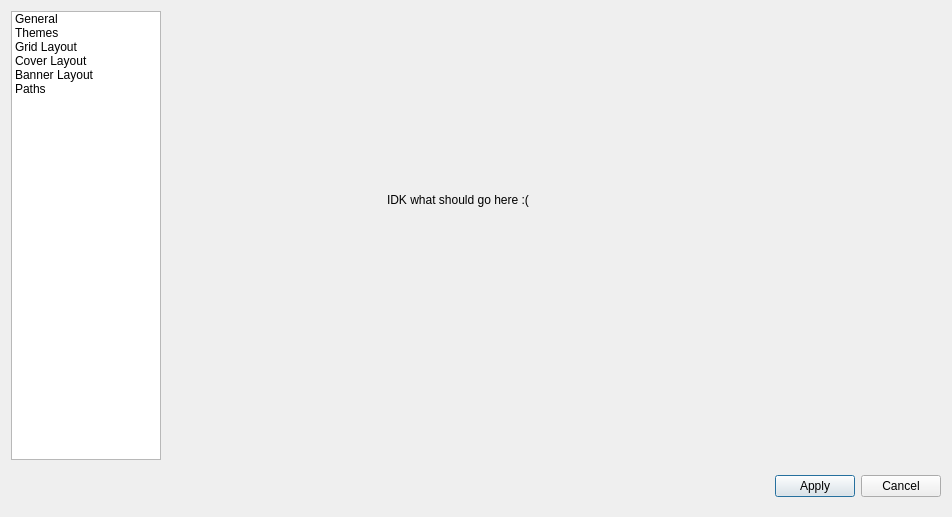
Qt form src/ui/dialog/SettingsDialog.ui (KJNeko/Atlas) before a commit.
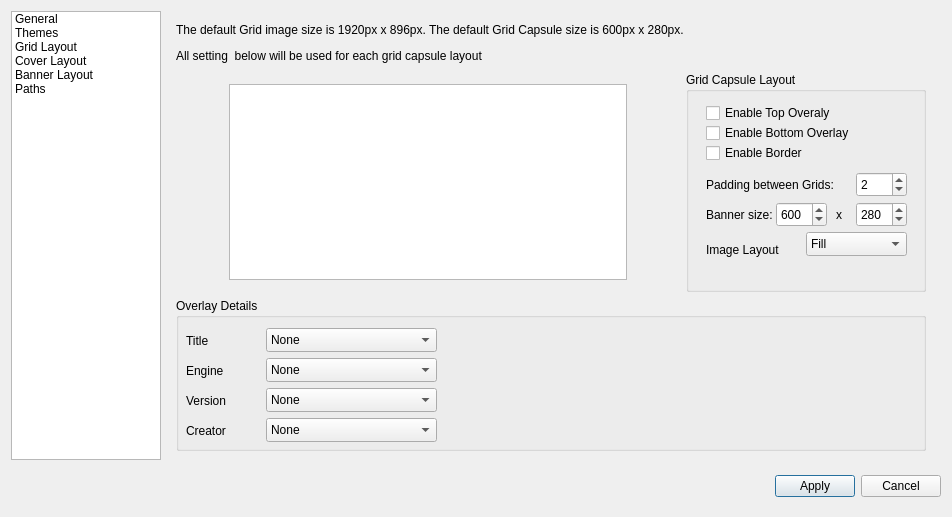
The same form after that commit.

Diff of the .ui file:
```diff
--- a/src/ui/dialog/SettingsDialog.ui
+++ b/src/ui/dialog/SettingsDialog.ui
@@ -16,6 +16,9 @@
   <layout class="QGridLayout" name="gridLayout">
    <item row="3" column="1">
     <widget class="QStackedWidget" name="stackedWidget">
+     <property name="currentIndex">
+      <number>2</number>
+     </property>
      <widget class="QWidget" name="settingsGeneral">
       <widget class="QLabel" name="label_7">
        <property name="geometry">
@@ -31,53 +34,8 @@
        </property>
       </widget>
      </widget>
-     <widget class="QWidget" name="settingsThemes">
-      <layout class="QGridLayout" name="gridLayout_2">
-       <item row="1" column="0">
-        <widget class="QLabel" name="themeLabel">
-         <property name="sizePolicy">
-          <sizepolicy hsizetype="Maximum" vsizetype="Preferred">
-           <horstretch>0</horstretch>
-           <verstretch>0</verstretch>
-          </sizepolicy>
-         </property>
-         <property name="text">
-          <string>Theme:</string>
-         </property>
-        </widget>
-       </item>
-       <item row="1" column="1">
-        <widget class="QComboBox" name="themeBox"/>
-       </item>
-       <item row="2" column="0">
-        <spacer name="verticalSpacer_2">
-         <property name="orientation">
-          <enum>Qt::Vertical</enum>
-         </property>
-         <property name="sizeHint" stdset="0">
-          <size>
-           <width>20</width>
-           <height>40</height>
-          </size>
-         </property>
-        </spacer>
-       </item>
-       <item row="1" column="2">
-        <widget class="QCheckBox" name="cbUseSystemTheme">
-         <property name="sizePolicy">
-          <sizepolicy hsizetype="Maximum" vsizetype="Fixed">
-           <horstretch>0</horstretch>
-           <verstretch>0</verstretch>
-          </sizepolicy>
-         </property>
-         <property name="text">
-          <string>Use system theme</string>
-         </property>
-        </widget>
-       </item>
-      </layout>
-     </widget>
-     <widget class="QWidget" name="settingsBannerViewer">
+     <widget class="QWidget" name="settingsCoverView"/>
+     <widget class="QWidget" name="settingsGridView">
       <layout class="QGridLayout" name="gridLayout_4">
        <item row="3" column="1" colspan="3">
         <widget class="QListView" name="banner_preview">
@@ -121,25 +79,6 @@
          </property>
         </spacer>
        </item>
-       <item row="0" column="0" colspan="8">
-        <widget class="QLabel" name="label_10">
-         <property name="sizePolicy">
-          <sizepolicy hsizetype="Expanding" vsizetype="Preferred">
-           <horstretch>0</horstretch>
-           <verstretch>0</verstretch>
-          </sizepolicy>
-         </property>
-         <property name="maximumSize">
-          <size>
-           <width>16777215</width>
-           <height>30</height>
-          </size>
-         </property>
-         <property name="text">
-          <string>The default Grid Capsule dimensons is 600px x 280px. All setting  below will be used for each grid capsule layout</string>
-         </property>
-        </widget>
-       </item>
        <item row="3" column="5">
         <widget class="QGroupBox" name="groupBox">
          <property name="minimumSize">
@@ -352,10 +291,10 @@
          </widget>
         </widget>
        </item>
-       <item row="6" column="0" rowspan="2" colspan="3">
+       <item row="6" column="0" rowspan="2" colspan="6">
         <widget class="QGroupBox" name="groupBox_2">
          <property name="title">
-          <string>Top Overlay</string>
+          <string>Overlay Details</string>
          </property>
          <widget class="QComboBox" name="comboBox_2">
           <property name="geometry">
@@ -366,6 +305,11 @@
             <height>24</height>
            </rect>
           </property>
+          <item>
+           <property name="text">
+            <string>None</string>
+           </property>
+          </item>
           <item>
            <property name="text">
             <string>Top Center</string>
@@ -381,17 +325,176 @@
           <property name="geometry">
            <rect>
             <x>10</x>
-            <y>30</y>
+            <y>35</y>
             <width>81</width>
             <height>16</height>
            </rect>
           </property>
           <property name="text">
-           <string>Title Location</string>
+           <string>Title</string>
           </property>
          </widget>
+         <widget class="QComboBox" name="comboBox_3">
+          <property name="geometry">
+           <rect>
+            <x>90</x>
+            <y>60</y>
+            <width>171</width>
+            <height>24</height>
+           </rect>
+          </property>
+          <item>
+           <property name="text">
+            <string>None</string>
+           </property>
+          </item>
+          <item>
+           <property name="text">
+            <string>Top Left</string>
+           </property>
+          </item>
+          <item>
+           <property name="text">
+            <string>Top Center</string>
+           </property>
+          </item>
+          <item>
+           <property name="text">
+            <string>Top Right</string>
+           </property>
+          </item>
+          <item>
+           <property name="text">
+            <string>Bottom Center</string>
+           </property>
+          </item>
+         </widget>
+         <widget class="QLabel" name="label_14">
+          <property name="geometry">
+           <rect>
+            <x>10</x>
+            <y>65</y>
+            <width>81</width>
+            <height>16</height>
+           </rect>
+          </property>
+          <property name="text">
+           <string>Engine</string>
+          </property>
+         </widget>
+         <widget class="QComboBox" name="comboBox_4">
+          <property name="geometry">
+           <rect>
+            <x>90</x>
+            <y>90</y>
+            <width>171</width>
+            <height>24</height>
+           </rect>
+          </property>
+          <item>
+           <property name="text">
+            <string>None</string>
+           </property>
+          </item>
+          <item>
+           <property name="text">
+            <string>Top Center</string>
+           </property>
+          </item>
+          <item>
+           <property name="text">
+            <string>Bottom Center</string>
+           </property>
+          </item>
+         </widget>
+         <widget class="QLabel" name="label_15">
+          <property name="geometry">
+           <rect>
+            <x>10</x>
+            <y>95</y>
+            <width>81</width>
+            <height>16</height>
+           </rect>
+          </property>
+          <property name="text">
+           <string>Version</string>
+          </property>
+         </widget>
+         <widget class="QLabel" name="label_16">
+          <property name="geometry">
+           <rect>
+            <x>10</x>
+            <y>125</y>
+            <width>81</width>
+            <height>16</height>
+           </rect>
+          </property>
+          <property name="text">
+           <string>Creator</string>
+          </property>
+         </widget>
+         <widget class="QComboBox" name="comboBox_5">
+          <property name="geometry">
+           <rect>
+            <x>90</x>
+            <y>120</y>
+            <width>171</width>
+            <height>24</height>
+           </rect>
+          </property>
+          <item>
+           <property name="text">
+            <string>None</string>
+           </property>
+          </item>
+          <item>
+           <property name="text">
+            <string>Top Center</string>
+           </property>
+          </item>
+          <item>
+           <property name="text">
+            <string>Bottom Center</string>
+           </property>
+          </item>
+         </widget>
         </widget>
        </item>
+       <item row="0" column="0" colspan="6">
+        <widget class="QLabel" name="label_10">
+         <property name="sizePolicy">
+          <sizepolicy hsizetype="Expanding" vsizetype="Preferred">
+           <horstretch>0</horstretch>
+           <verstretch>0</verstretch>
+          </sizepolicy>
+         </property>
+         <property name="maximumSize">
+          <size>
+           <width>16777215</width>
+           <height>20</height>
+          </size>
+         </property>
+         <property name="text">
+          <string>The default Grid image size is 1920px x 896px. The default Grid Capsule size is 600px x 280px. </string>
+         </property>
+         <property name="wordWrap">
+          <bool>false</bool>
+         </property>
+        </widget>
+       </item>
+       <item row="1" column="0" colspan="6">
+        <widget class="QLabel" name="label_17">
+         <property name="maximumSize">
+          <size>
+           <width>16777215</width>
+           <height>20</height>
+          </size>
+         </property>
+         <property name="text">
+          <string>All setting  below will be used for each grid capsule layout</string>
+         </property>
+        </widget>
+       </item>
       </layout>
      </widget>
      <widget class="QWidget" name="settingsPaths">
```
Left out of the diff: 64 changed lines with no effect on the pictures.
